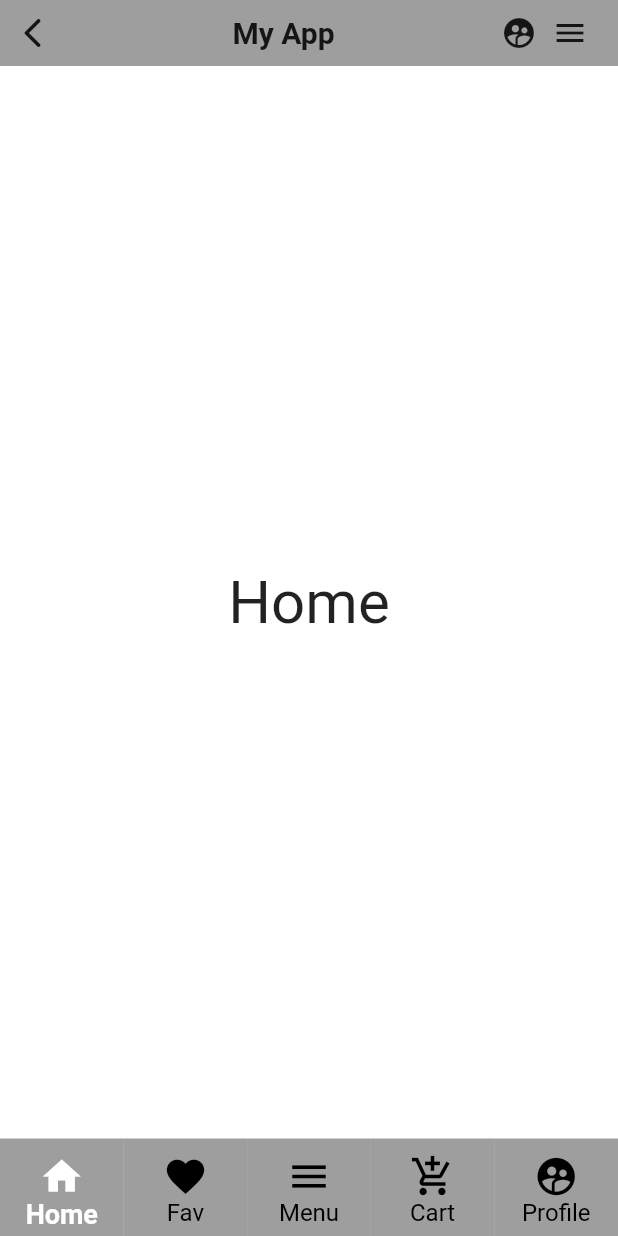
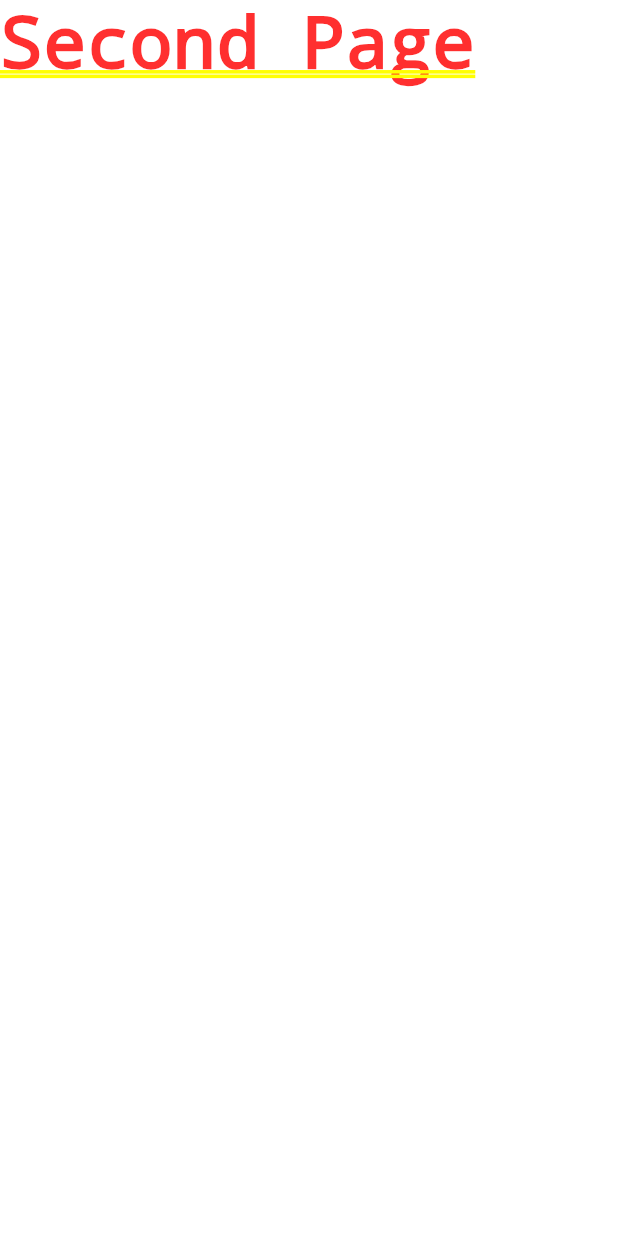
Before and after one commit to patelmeet341993/batch_21_firstproject, a Flutter app: the screen it shows after launch, on a phone screen of 412 x 824 dp. Run offline on Flutter 3.47's test engine with Material 2 defaults, Android fonts, the phone set to English and light mode, and no system bars.

Commit message:
second page added

```diff
--- a/lib/home_page.dart
+++ b/lib/home_page.dart
@@ -1,4 +1,6 @@
 import 'package:flutter/material.dart';
+
+import 'my_app_bar.dart';
 
 class HomePage extends StatefulWidget {
   @override
@@ -33,7 +35,7 @@ class _HomePageState extends State<HomePage> {
       width: MediaQuery.of(context).size.width,
       child: Column(
         children: [
-          getAppBar(),
+          MyAppBar(),
           Expanded(
               child: Container(
                 width: MediaQuery.of(context).size.width,
@@ -113,36 +115,5 @@ class _HomePageState extends State<HomePage> {
     ));
   }
 
-  Widget getAppBar() {
-    return Container(
-      color: Colors.grey,
-      padding: const EdgeInsets.all(10.0),
-      child: Row(
-        children: [
-          InkWell(
-              onTap: () {
-                print("on tap");
-              },
-              child: Padding(
-                  padding: EdgeInsets.only(right: 10),
-                  child: Icon(Icons.arrow_back_ios_rounded))),
-          Expanded(
-            child: Text(
-              "My App",
-              textAlign: TextAlign.center,
-              style: TextStyle(fontSize: 20, fontWeight: FontWeight.w600),
-            ),
-          ),
-          Icon(Icons.supervised_user_circle),
-          SizedBox(
-            width: 10,
-          ),
-          Icon(Icons.menu),
-          SizedBox(
-            width: 10,
-          ),
-        ],
-      ),
-    );
-  }
+
 }
--- a/lib/main.dart
+++ b/lib/main.dart
@@ -1,5 +1,6 @@
 import 'package:flutter/material.dart';
 import 'package:stack_column/home_page.dart';
+import 'package:stack_column/second_page.dart';
 
 void main() {
   runApp(MyApp());
@@ -10,7 +11,7 @@ class MyApp extends StatelessWidget {
   @override
   Widget build(BuildContext context) {
     return MaterialApp(
-      home: HomePage(),
+      home: SecondPage(),
     );
   }
 }
--- /dev/null
+++ b/lib/second_page.dart
@@ -0,0 +1,13 @@
+import 'package:flutter/material.dart';
+
+class SecondPage extends StatefulWidget {
+  @override
+  _SecondPageState createState() => _SecondPageState();
+}
+
+class _SecondPageState extends State<SecondPage> {
+  @override
+  Widget build(BuildContext context) {
+    return Container(child: Text("Second Page"),);
+  }
+}
```
Also changed, not shown: lib/my_app_bar.dart (added, +41 -0 lines).
